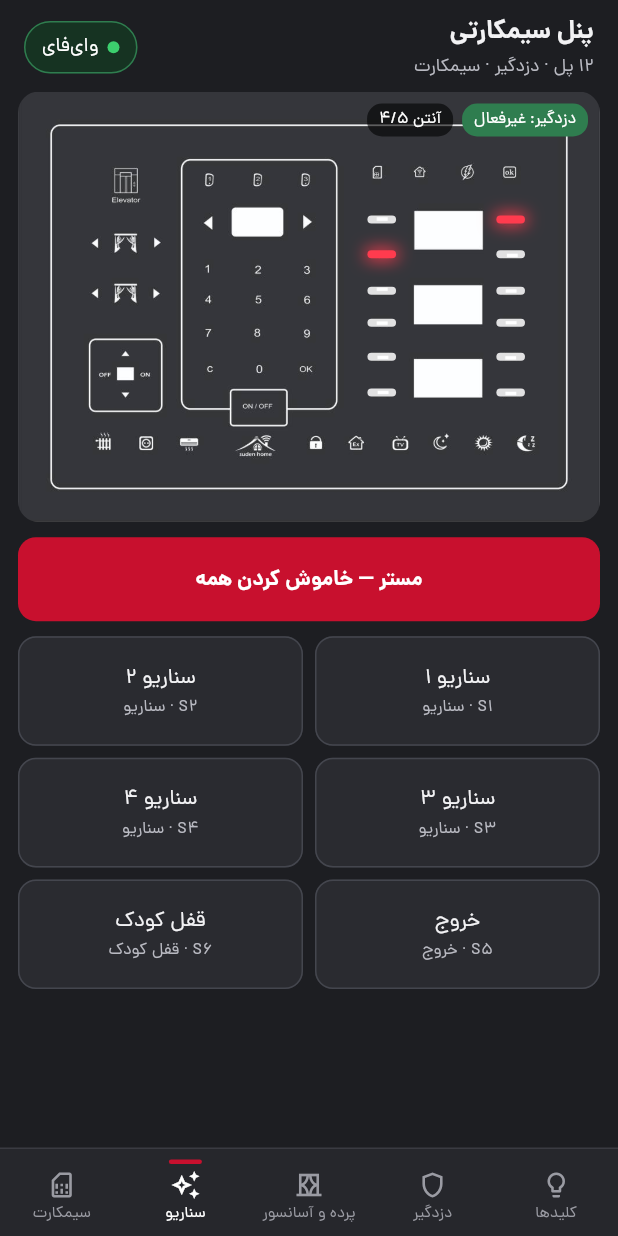
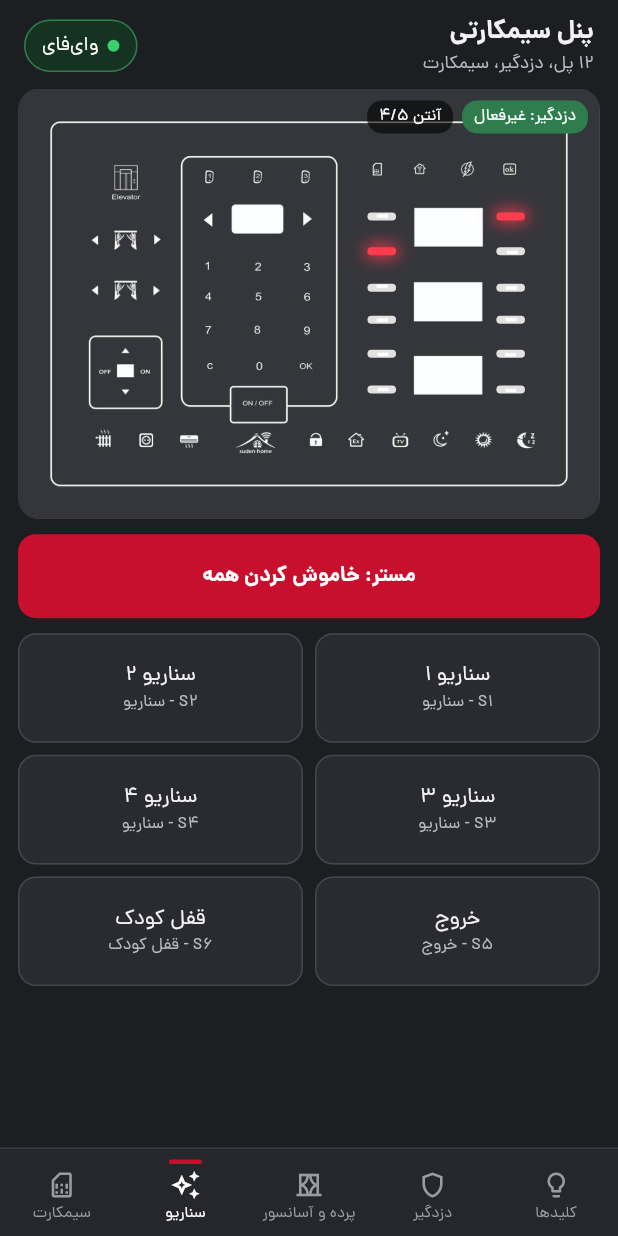
Before and after one commit to alirohhi62-spec/sooden-project, a Flutter app: the Sim12DemoPage screen opened directly, item 2 of the bottom bar chosen, on a phone screen of 412 x 824 dp. Run offline on Flutter 3.47's test engine with Material 3 defaults, Android fonts, the phone set to English and light mode, and no system bars; our stand-ins replace animated_toggle_switch, connectivity_plus, device_info_plus, dio, dotted_border, event_bus and 20 more; missing offline and left inert: dart:ffi, mobile_scanner, network_info_plus; accounts and stored records are empty; generated files the repository leaves out were written again.

Commit message:
SIM12: armed zones in the alarm text, test mocks
Co-Authored-By: Claude Opus 5.5 <noreply@anthropic.com>
Claude-Session: https://claude.ai/code/session_0153c7QhJhnAALN7hjPr8zYX

```diff
--- a/lib/sim12/sim12_screen.dart
+++ b/lib/sim12/sim12_screen.dart
@@ -68,7 +68,7 @@ class Sim12Screen extends StatelessWidget {
         const Expanded(
           child: Column(crossAxisAlignment: CrossAxisAlignment.start, children: [
             Text('پنل سیمکارتی', style: TextStyle(color: _text, fontSize: 17, fontWeight: FontWeight.w700)),
-            Text('۱۲ پل · دزدگیر · سیمکارت', style: TextStyle(color: _muted, fontSize: 12)),
+            Text('۱۲ پل، دزدگیر، سیمکارت', style: TextStyle(color: _muted, fontSize: 12)),
           ]),
         ),
         Material(
@@ -162,13 +162,20 @@ class Sim12Screen extends StatelessWidget {
       case 1:
         return 'دزدگیر: مهلت خروج';
       case 2:
-        return c.armedZones.value == 7 || c.armedZones.value == 0 ? 'دزدگیر: فعال' : 'دزدگیر: نیمه‌فعال';
+        return 'دزدگیر: فعال${_zonesText()}';
       case 3:
         return 'دزدگیر: مهلت ورود';
       case 4:
         return 'آژیر!';
     }
     return 'دزدگیر: غیرفعال';
+  }
+
+  /// زون‌های فعال وقتی همه نیستند (پنل ممکن است فقط زون ۱ داشته باشد)
+  String _zonesText() {
+    final z = c.armedZones.value;
+    if (z == 0 || z == 7) return '';
+    return ' (زون ${[for (int i = 0; i < 3; i++) if ((z >> i) & 1 == 1) Sim12Controller.faNum(i + 1)].join('،')})';
   }
 
   Color get _alarmColor {
@@ -335,7 +342,7 @@ class Sim12Screen extends StatelessWidget {
                     maxLines: 1,
                     overflow: TextOverflow.ellipsis,
                     style: TextStyle(color: none ? _muted : _text, fontSize: 13.5, fontWeight: FontWeight.w600)),
-                Text(k < 12 ? 'پل ${Sim12Controller.faNum(k + 1)} · ${c.kindText(k)}' : c.kindText(k),
+                Text(k < 12 ? 'پل ${Sim12Controller.faNum(k + 1)} - ${c.kindText(k)}' : c.kindText(k),
                     maxLines: 1, overflow: TextOverflow.ellipsis, style: const TextStyle(color: _muted, fontSize: 10.5)),
               ]),
             ),
@@ -619,7 +626,7 @@ class Sim12Screen extends StatelessWidget {
 
   Widget _scnZone() {
     return ListView(padding: const EdgeInsets.only(bottom: 12), children: [
-      SizedBox(height: 56, child: _bigBtn('${c.nameOf(21)} — خاموش کردن همه', _red, null, () => c.press(21))),
+      SizedBox(height: 56, child: _bigBtn('${c.nameOf(21)}: خاموش کردن همه', _red, null, () => c.press(21))),
       const SizedBox(height: 10),
       GridView.count(
         crossAxisCount: 2,
@@ -639,7 +646,7 @@ class Sim12Screen extends StatelessWidget {
                 onTap: () => c.press(k),
                 child: Column(mainAxisAlignment: MainAxisAlignment.center, children: [
                   Text(c.nameOf(k), style: const TextStyle(color: _text, fontSize: 14)),
-                  Text('S${Sim12Controller.faNum(k - 14)} · ${c.kindText(k)}', style: const TextStyle(color: _muted, fontSize: 11)),
+                  Text('S${Sim12Controller.faNum(k - 14)} - ${c.kindText(k)}', style: const TextStyle(color: _muted, fontSize: 11)),
                 ]),
               ),
             ),
```
Also changed, not shown: 1 other file.
